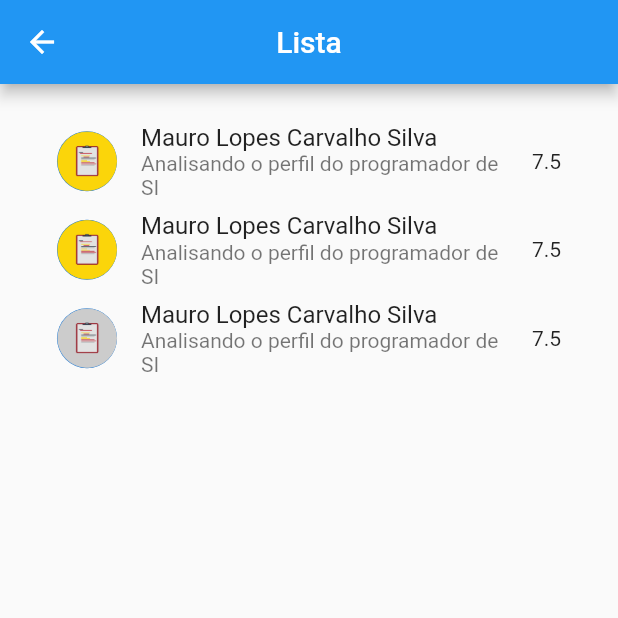
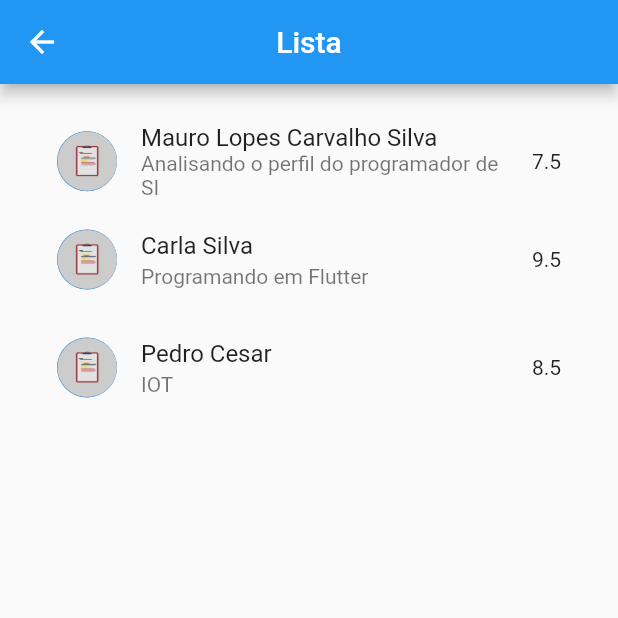
Before and after one commit to maurolcsilva/apptcc, a Flutter app: the PageListatcc screen opened directly, on a phone screen of 412 x 824 dp, the top half of it. Run offline on Flutter 3.47's test engine with Material 2 defaults, Android fonts, the phone set to English and light mode, and no system bars.

Commit message:
Atualização da ListView para listagem dinâmica

```diff
--- a/lib/modelo/monografia.dart
+++ b/lib/modelo/monografia.dart
@@ -4,4 +4,5 @@ class Monografia{
   double nota;
 
   Monografia(this.nomedoaluno,this.titulo,this.nota);
+
 }
--- a/lib/paginas/pagelistatcc.dart
+++ b/lib/paginas/pagelistatcc.dart
@@ -1,4 +1,6 @@
 import 'package:flutter/material.dart';
+
+import '../modelo/monografia.dart';
 
 class PageListatcc extends StatefulWidget {
   @override
@@ -18,35 +20,37 @@ class _PageListatccState extends State<PageListatcc> {
         height: double.infinity,
         margin: EdgeInsets.all(16),
         padding: EdgeInsets.all(6),
-        child: ListView(
-          children: <Widget>[
-            ListTile(
-              leading: CircleAvatar(
-                backgroundImage: AssetImage('assets/images/avaliado.png'),
-              ),
-              title: Text('Mauro Lopes Carvalho Silva'),
-              subtitle: Text('Analisando o perfil do programador de SI'),
-              trailing: Text('7.5'),
+        child: _montarlistadinamica()
+      ),
+    );
+
+  }
+
+  _montarlistadinamica(){
+    List<Monografia> listamono = new List<Monografia>();
+
+    Monografia mono1 = new Monografia('Mauro Lopes Carvalho Silva', 'Analisando o perfil do programador de SI', 7.5);
+    Monografia mono2 = new Monografia('Carla Silva', 'Programando em Flutter', 9.5);
+    Monografia mono3 = new Monografia('Pedro Cesar', 'IOT', 8.5);
+
+    listamono.add(mono1);
+    listamono.add(mono2);
+    listamono.add(mono3);
+
+    return ListView.builder(
+      itemCount: listamono.length,
+      itemBuilder: (context,index){
+        Monografia itemmono = listamono[index];
+
+        return ListTile(
+            leading: CircleAvatar(
+              backgroundImage: AssetImage('assets/images/navaliado.png'),
             ),
-            ListTile(
-              leading: CircleAvatar(
-                backgroundImage: AssetImage('assets/images/avaliado.png'),
-              ),
-              title: Text('Mauro Lopes Carvalho Silva'),
-              subtitle: Text('Analisando o perfil do programador de SI'),
-              trailing: Text('7.5'),
-            ),
-            ListTile(
-              leading: CircleAvatar(
-                backgroundImage: AssetImage('assets/images/navaliado.png'),
-              ),
-              title: Text('Mauro Lopes Carvalho Silva'),
-              subtitle: Text('Analisando o perfil do programador de SI'),
-              trailing: Text('7.5'),
-            ),
-          ],
-        ),
-      ),
+            title: Text(itemmono.nomedoaluno),
+            subtitle: Text(itemmono.titulo),
+            trailing: Text(itemmono.nota.toString()),
+        );
+      },
     );
   }
 }
```
Also changed, not shown: lib/main.dart (+0 -108 lines).
